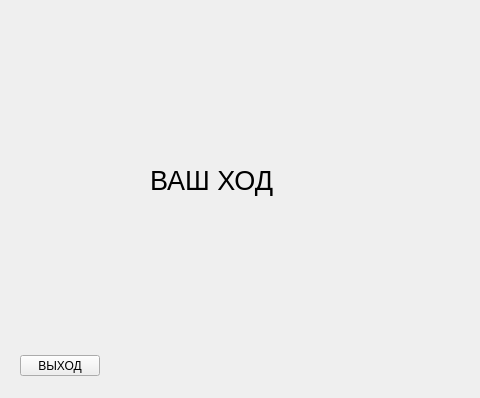
Before: the Qt Designer form battle.ui in ArcasHH/Project, drawn with Qt 5; both pictures show x 0 to 480 and y 305 to 703 of the 1061 by 703 pixel window.
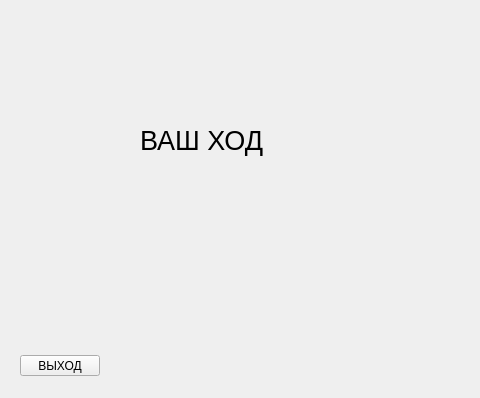
After: the same form once the commit is applied.

Patch:
```diff
--- a/battle.ui
+++ b/battle.ui
@@ -78,8 +78,8 @@
   <widget class="QLabel" name="label_turn">
    <property name="geometry">
     <rect>
-     <x>150</x>
-     <y>460</y>
+     <x>140</x>
+     <y>420</y>
      <width>141</width>
      <height>51</height>
     </rect>
```
Left out of the diff: 18 changed lines with no effect on the pictures.
